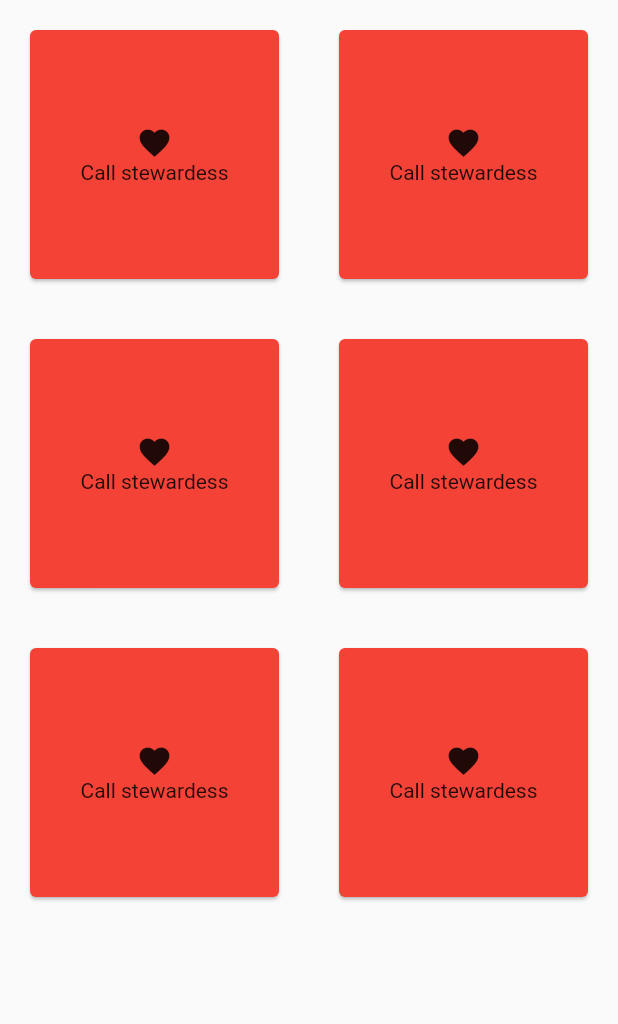
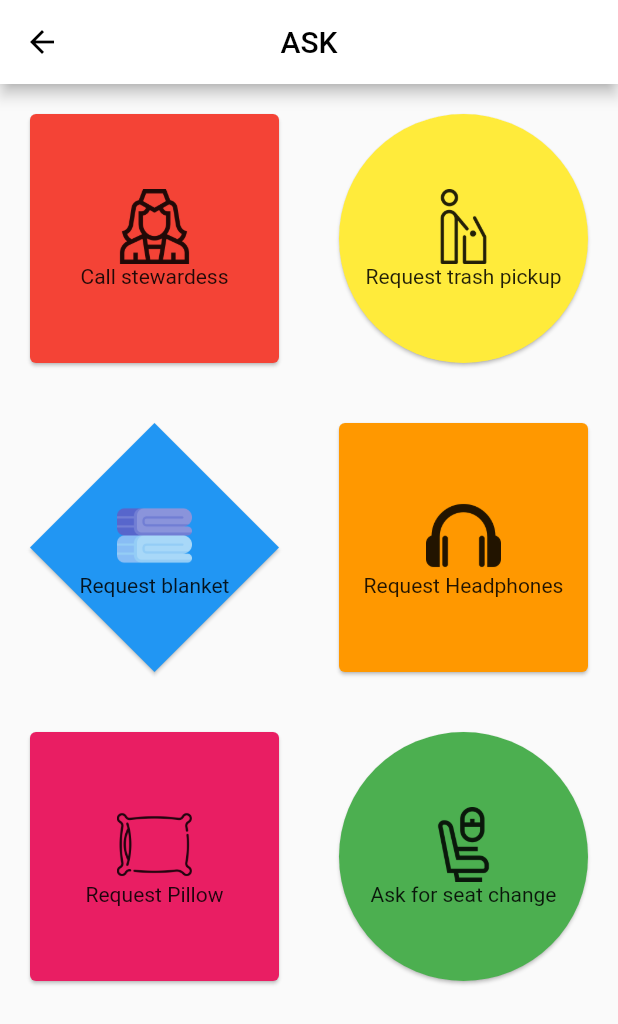
Before and after one commit to PaulLockett/BESmartMorehouse2020, a Flutter app: the Stewardess screen opened directly, on a phone screen of 412 x 824 dp. Shown: the top 1024 px of the screen. Run offline on Flutter 3.47's test engine with Material 2 defaults, Android fonts, the phone set to English and light mode, and no system bars.

Commit message:
add icons, text and appbar to Stewardess page

```diff
--- a/lib/main.dart
+++ b/lib/main.dart
@@ -1,3 +1,4 @@
+import 'package:BESMARTHACK_app/screens/Stewardess.dart';
 import 'package:flutter/material.dart';
 
 void main() {
@@ -26,7 +27,7 @@ class MyApp extends StatelessWidget {
         // closer together (more dense) than on mobile platforms.
         visualDensity: VisualDensity.adaptivePlatformDensity,
       ),
-      home: MyHomePage(title: 'Flutter Demo Home Page'),
+      home: Stewardess(),
     );
   }
 }
--- a/lib/screens/Stewardess.dart
+++ b/lib/screens/Stewardess.dart
@@ -13,19 +13,35 @@ class _StewardessState extends State<Stewardess> {
     return Container(
        child: SafeArea(
          child: Scaffold(
+           appBar: AppBar(
+          backgroundColor: Colors.white,
+          centerTitle: true,
+          title: Text(
+            "ASK",
+            style: TextStyle(color: Colors.black),
+            ),
+          leading: IconButton(
+            icon: Icon(
+              Icons.arrow_back,
+              color: Colors.black,
+            ),
+            onPressed: () {
+            },
+          ),
+        ),
            body: GridView.count(
           crossAxisCount: 2,
           children: <Widget>[
             Card(
               margin: new EdgeInsets.all(20),
-              elevation: 1,
               color: Colors.red,
               child: Center(
                 child: Column(
                   mainAxisAlignment: MainAxisAlignment.center,
                   children:<Widget>[
-                    Icon(
-                      Icons.favorite,
+                    ImageIcon(
+                      new AssetImage("Images/flight-attendant.png"),
+                      size: 50,
                     ),
                     Text(
                       "Call stewardess",
@@ -36,17 +52,18 @@ class _StewardessState extends State<Stewardess> {
             ),
             Card(
               margin: new EdgeInsets.all(20),
-              shape: cir,
-              color: Colors.red,
+              shape: CircleBorder(),
+              color: Colors.yellow,
               child: Center(
                 child: Column(
                   mainAxisAlignment: MainAxisAlignment.center,
                   children:<Widget>[
-                    Icon(
-                      Icons.favorite,
+                    ImageIcon(
+                      new AssetImage("Images/man-outline-throwing-at-trash-can.png"),
+                      size: 50,
                     ),
                     Text(
-                      "Call stewardess",
+                      "Request trash pickup",
                     ),
                   ]
                 ),
@@ -54,16 +71,21 @@ class _StewardessState extends State<Stewardess> {
             ),
             Card(
               margin: new EdgeInsets.all(20),
-              color: Colors.red,
+              color: Colors.blue,
+              shape: BeveledRectangleBorder(
+                borderRadius: BorderRadius.all(Radius.circular(100)),
+              ),
               child: Center(
                 child: Column(
                   mainAxisAlignment: MainAxisAlignment.center,
                   children:<Widget>[
-                    Icon(
-                      Icons.favorite,
+                    Image.asset(
+                      "Images/blanket.png",
+                      height: 50,
+                      width: 50,
                     ),
                     Text(
-                      "Call stewardess",
+                      "Request blanket",
                     ),
                   ]
                 ),
@@ -71,16 +93,17 @@ class _StewardessState extends State<Stewardess> {
             ),
             Card(
               margin: new EdgeInsets.all(20),
-              color: Colors.red,
+              color: Colors.orange,
               child: Center(
                 child: Column(
                   mainAxisAlignment: MainAxisAlignment.center,
                   children:<Widget>[
-                    Icon(
-                      Icons.favorite,
+                    ImageIcon(
+                      new AssetImage("Images/headphone-symbol.png"),
+                      size: 50,
                     ),
                     Text(
-                      "Call stewardess",
+                      "Request Headphones",
                     ),
                   ]
                 ),
@@ -88,16 +111,17 @@ class _StewardessState extends State<Stewardess> {
             ),
             Card(
               margin: new EdgeInsets.all(20),
-              color: Colors.red,
+              color: Colors.pink,
               child: Center(
                 child: Column(
                   mainAxisAlignment: MainAxisAlignment.center,
                   children:<Widget>[
-                    Icon(
-                      Icons.favorite,
+                    ImageIcon(
+                      new AssetImage("Images/pillow.png"),
+                      size: 50,
                     ),
                     Text(
-                      "Call stewardess",
+                      "Request Pillow",
                     ),
                   ]
                 ),
@@ -105,16 +129,18 @@ class _StewardessState extends State<Stewardess> {
             ),
             Card(
               margin: new EdgeInsets.all(20),
-              color: Colors.red,
+              color: Colors.green,
+              shape: CircleBorder(),
               child: Center(
                 child: Column(
                   mainAxisAlignment: MainAxisAlignment.center,
                   children:<Widget>[
-                    Icon(
-                      Icons.favorite,
+                    ImageIcon(
+                      new AssetImage("Images/seat.png"),
+                      size: 50,
                     ),
                     Text(
-                      "Call stewardess",
+                      "Ask for seat change",
                     ),
                   ]
                 ),
--- a/pubspec.yaml
+++ b/pubspec.yaml
@@ -45,9 +45,9 @@ flutter:
   uses-material-design: true
 
   # To add assets to your application, add an assets section, like this:
-  # assets:
-  #   - images/a_dot_burr.jpeg
-  #   - images/a_dot_ham.jpeg
+  assets:
+    - Images/
+
 
   # An image asset can refer to one or more resolution-specific "variants", see
   # https://flutter.dev/assets-and-images/#resolution-aware.
```
Also changed, not shown: Images/blanket.png (added), Images/flight-attendant.png (added), Images/headphone-symbol.png (added), Images/man-outline-throwing-at-trash-can.png (added), Images/pillow.png (added), Images/seat.png (added), pubspec.lock, 1 other file.
